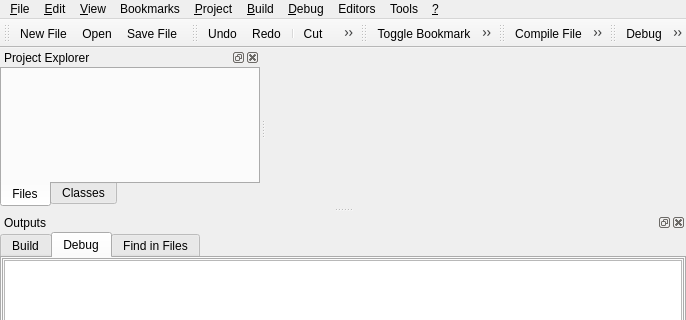
Above: ui/main.ui from google-code-export/qdevelop before the change; both pictures show x 0 to 686 and y 0 to 320 of the 686 by 506 pixel window. Below: the same form after it.
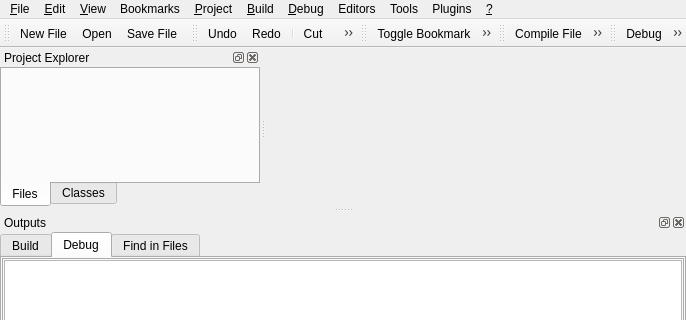
That is the form after the change. Icons and pictures are not drawn. Custom widgets are drawn as their Qt base class.

Commit message:
- This version introduces the plugins system. A new directory named plugins is present and is intended to receive the plugins. The application for the moment accept only TextEdit plugin. I will publish on the site an example of plugin.
This code is not final. If you have remarks, I listen to you.

Diff of the .ui file:
```diff
--- a/ui/main.ui
+++ b/ui/main.ui
@@ -39,7 +39,7 @@
      <x>0</x>
      <y>0</y>
      <width>686</width>
-     <height>27</height>
+     <height>21</height>
     </rect>
    </property>
    <widget class="QMenu" name="menu" >
@@ -202,6 +202,11 @@
     <addaction name="separator" />
     <addaction name="actionProjectPropertie" />
    </widget>
+   <widget class="QMenu" name="menuPlugins" >
+    <property name="title" >
+     <string>Plugins</string>
+    </property>
+   </widget>
    <addaction name="menu_File" />
    <addaction name="menu_Edit" />
    <addaction name="menuView" />
@@ -211,6 +216,7 @@
    <addaction name="menuDebug" />
    <addaction name="menuEditors" />
    <addaction name="menuTools" />
+   <addaction name="menuPlugins" />
    <addaction name="menu" />
   </widget>
   <widget class="QStatusBar" name="statusbar" />
```
The commit also changes 6 other files.
